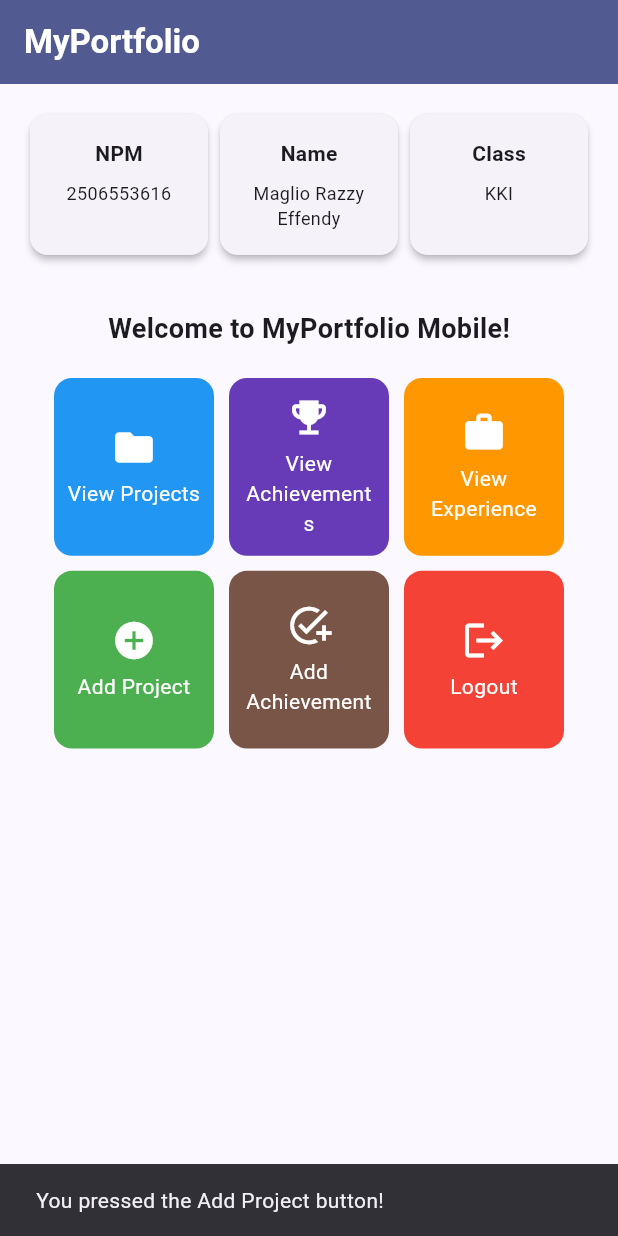
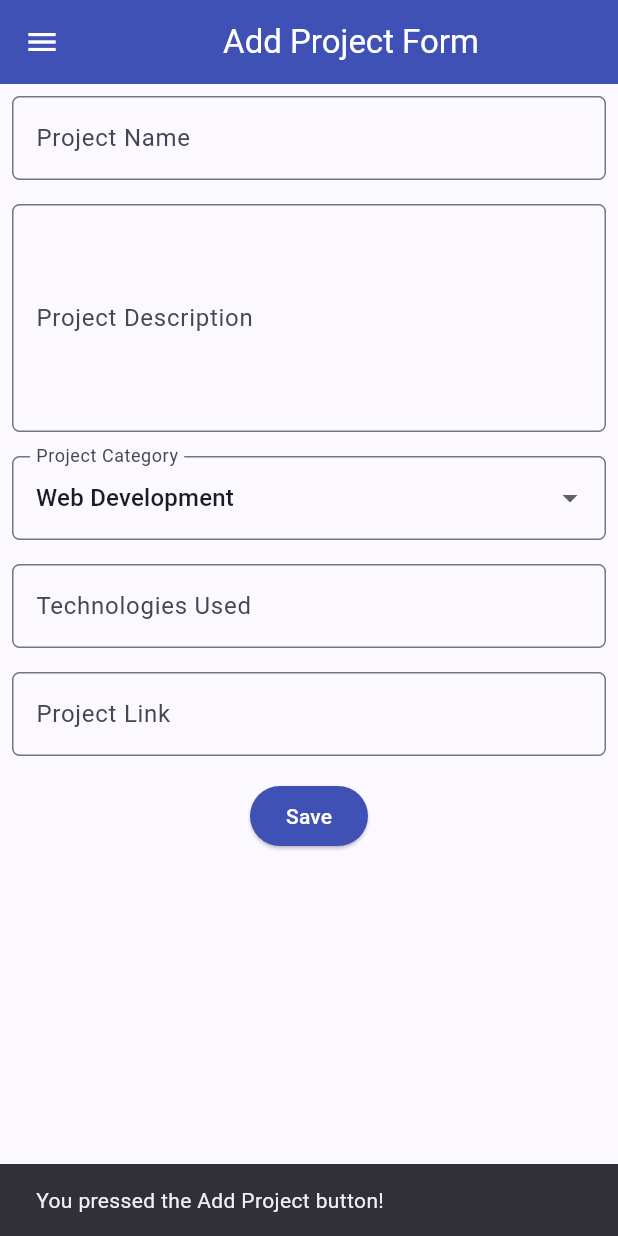
Before and after one commit to magliorazzy-svg/myportofolio_mobile, a Flutter app: the screen it shows after launch, after a tap on "Add Project", on a phone screen of 412 x 824 dp. Run offline on Flutter 3.47's test engine with Material 3 defaults, Android fonts, the phone set to English and light mode, and no system bars; our stand-ins replace material_ui.

Commit message:
Tutorial 09: Add drawer navigation, project form with validation, and refactor into screens and widgets

```diff
--- a/lib/main.dart
+++ b/lib/main.dart
@@ -1,5 +1,5 @@
-import 'package:flutter/material.dart';
-import 'package:myportofolio_mobile/menu.dart';
+import 'package:material_ui/material_ui.dart';
+import 'package:myportofolio_mobile/screens/menu.dart';
 
 void main() {
   runApp(const MyApp());
--- a/lib/menu.dart
+++ b/lib/screens/menu.dart
@@ -1,4 +1,6 @@
-import 'package:flutter/material.dart';
+import 'package:material_ui/material_ui.dart';
+import 'package:myportofolio_mobile/widgets/left_drawer.dart';
+import 'package:myportofolio_mobile/widgets/project_card.dart';
 
 class MyHomePage extends StatelessWidget {
   MyHomePage({super.key});
@@ -27,7 +29,9 @@ class MyHomePage extends StatelessWidget {
           style: TextStyle(color: Colors.white, fontWeight: FontWeight.bold),
         ),
         backgroundColor: Theme.of(context).colorScheme.primary,
+        iconTheme: const IconThemeData(color: Colors.white),
       ),
+      drawer: const LeftDrawer(),
       // The body scrolls so the 2-row grid never overflows a short screen.
       body: SingleChildScrollView(
         child: Padding(
@@ -133,43 +137,3 @@ class ItemHomepage {
 
   ItemHomepage(this.name, this.icon, this.color);
 }
-
-class ItemCard extends StatelessWidget {
-  final ItemHomepage item;
-
-  const ItemCard(this.item, {super.key});
-
-  @override
-  Widget build(BuildContext context) {
-    return Material(
-      color: item.color,
-      borderRadius: BorderRadius.circular(12),
-      child: InkWell(
-        onTap: () {
-          ScaffoldMessenger.of(context)
-            ..hideCurrentSnackBar()
-            ..showSnackBar(
-              SnackBar(content: Text("You pressed the ${item.name} button!")),
-            );
-        },
-        child: Container(
-          padding: const EdgeInsets.all(8),
-          child: Center(
-            child: Column(
-              mainAxisAlignment: MainAxisAlignment.center,
-              children: [
-                Icon(item.icon, color: Colors.white, size: 30.0),
-                const Padding(padding: EdgeInsets.all(3)),
-                Text(
-                  item.name,
-                  textAlign: TextAlign.center,
-                  style: const TextStyle(color: Colors.white),
-                ),
-              ],
-            ),
-          ),
-        ),
-      ),
-    );
-  }
-}
--- /dev/null
+++ b/lib/screens/project_form.dart
@@ -0,0 +1,218 @@
+import 'package:material_ui/material_ui.dart';
+import 'package:myportofolio_mobile/widgets/left_drawer.dart';
+
+/// Form for entering the details of a new portfolio project.
+class ProjectFormPage extends StatefulWidget {
+  const ProjectFormPage({super.key});
+
+  @override
+  State<ProjectFormPage> createState() => _ProjectFormPageState();
+}
+
+class _ProjectFormPageState extends State<ProjectFormPage> {
+  // Gives access to the form's state (validate, reset).
+  final _formKey = GlobalKey<FormState>();
+
+  // Values typed by the user, updated on every change.
+  String _projectName = "";
+  String _description = "";
+  String _category = "Web Development"; // default
+  String _technologies = "";
+  String _projectLink = "";
+
+  final List<String> _categories = [
+    'Web Development',
+    'Mobile Development',
+    'Machine Learning',
+    'Data Science',
+    'Other',
+  ];
+
+  @override
+  Widget build(BuildContext context) {
+    return Scaffold(
+      appBar: AppBar(
+        title: const Center(child: Text('Add Project Form')),
+        backgroundColor: Colors.indigo,
+        foregroundColor: Colors.white,
+      ),
+      drawer: const LeftDrawer(),
+      body: Form(
+        key: _formKey,
+        child: SingleChildScrollView(
+          child: Column(
+            crossAxisAlignment: CrossAxisAlignment.start,
+            children: [
+              // === Project Name ===
+              Padding(
+                padding: const EdgeInsets.all(8.0),
+                child: TextFormField(
+                  decoration: InputDecoration(
+                    hintText: "Project Name",
+                    labelText: "Project Name",
+                    border: OutlineInputBorder(
+                      borderRadius: BorderRadius.circular(5.0),
+                    ),
+                  ),
+                  onChanged: (String? value) {
+                    setState(() {
+                      _projectName = value!;
+                    });
+                  },
+                  validator: (String? value) {
+                    if (value == null || value.trim().isEmpty) {
+                      return "Enter a project name.";
+                    }
+                    return null;
+                  },
+                ),
+              ),
+
+              // === Description ===
+              Padding(
+                padding: const EdgeInsets.all(8.0),
+                child: TextFormField(
+                  maxLines: 5,
+                  decoration: InputDecoration(
+                    hintText: "Project Description",
+                    labelText: "Project Description",
+                    border: OutlineInputBorder(
+                      borderRadius: BorderRadius.circular(5.0),
+                    ),
+                  ),
+                  onChanged: (String? value) {
+                    setState(() {
+                      _description = value!;
+                    });
+                  },
+                  validator: (String? value) {
+                    if (value == null || value.trim().isEmpty) {
+                      return "Enter a project description.";
+                    }
+                    return null;
+                  },
+                ),
+              ),
+
+              // === Category ===
+              Padding(
+                padding: const EdgeInsets.all(8.0),
+                child: DropdownButtonFormField<String>(
+                  decoration: InputDecoration(
+                    labelText: "Project Category",
+                    border: OutlineInputBorder(
+                      borderRadius: BorderRadius.circular(5.0),
+                    ),
+                  ),
+                  initialValue: _category,
+                  items: _categories
+                      .map(
+                        (category) => DropdownMenuItem(
+                          value: category,
+                          child: Text(category),
+                        ),
+                      )
+                      .toList(),
+                  onChanged: (String? newValue) {
+                    setState(() {
+                      _category = newValue!;
+                    });
+                  },
+                ),
+              ),
+
+              // === Technologies ===
+              Padding(
+                padding: const EdgeInsets.all(8.0),
+                child: TextFormField(
+                  decoration: InputDecoration(
+                    hintText: "Example: Flutter, Django, Figma",
+                    labelText: "Technologies Used",
+                    border: OutlineInputBorder(
+                      borderRadius: BorderRadius.circular(5.0),
+                    ),
+                  ),
+                  onChanged: (String? value) {
+                    setState(() {
+                      _technologies = value!;
+                    });
+                  },
+                ),
+              ),
+
+              // === Project Link ===
+              Padding(
+                padding: const EdgeInsets.all(8.0),
+                child: TextFormField(
+                  decoration: InputDecoration(
+                    hintText: "Project URL (optional)",
+                    labelText: "Project Link",
+                    border: OutlineInputBorder(
+                      borderRadius: BorderRadius.circular(5.0),
+                    ),
+                  ),
+                  onChanged: (String? value) {
+                    setState(() {
+                      _projectLink = value!;
+                    });
+                  },
+                ),
+              ),
+
+              // === Save Button ===
+              Align(
+                alignment: Alignment.bottomCenter,
+                child: Padding(
+                  padding: const EdgeInsets.all(8.0),
+                  child: ElevatedButton(
+                    style: ButtonStyle(
+                      backgroundColor: WidgetStateProperty.all(Colors.indigo),
+                    ),
+                    onPressed: () {
+                      // Runs every field's validator; only continue if all pass.
+                      if (_formKey.currentState!.validate()) {
+                        showDialog(
+                          context: context,
+                          builder: (context) {
+                            return AlertDialog(
+                              title: const Text('Project added successfully!'),
+                              content: SingleChildScrollView(
+                                child: Column(
+                                  crossAxisAlignment: CrossAxisAlignment.start,
+                                  children: [
+                                    Text('Project Name: $_projectName'),
+                                    Text('Description: $_description'),
+                                    Text('Category: $_category'),
+                                    Text('Technologies: $_technologies'),
+                                    Text('Link: $_projectLink'),
+                                  ],
+                                ),
+                              ),
+                              actions: [
+                                TextButton(
+                                  child: const Text('OK'),
+                                  onPressed: () {
+                                    Navigator.pop(context);
+                                    _formKey.currentState!.reset();
+                                  },
+                                ),
+                              ],
+                            );
+                          },
+                        );
+                      }
+                    },
+                    child: const Text(
+                      "Save",
+                      style: TextStyle(color: Colors.white),
+                    ),
+                  ),
+                ),
+              ),
+            ],
+          ),
+        ),
+      ),
+    );
+  }
+}
--- /dev/null
+++ b/lib/widgets/left_drawer.dart
@@ -0,0 +1,68 @@
+import 'package:material_ui/material_ui.dart';
+import 'package:myportofolio_mobile/screens/menu.dart';
+import 'package:myportofolio_mobile/screens/project_form.dart';
+
+/// Drawer menu that opens from the left and links the app's main screens.
+class LeftDrawer extends StatelessWidget {
+  const LeftDrawer({super.key});
+
+  @override
+  Widget build(BuildContext context) {
+    return Drawer(
+      child: ListView(
+        children: [
+          const DrawerHeader(
+            decoration: BoxDecoration(color: Colors.indigo),
+            child: Column(
+              crossAxisAlignment: CrossAxisAlignment.start,
+              children: [
+                Text(
+                  'My Portfolio',
+                  maxLines: 1,
+                  overflow: TextOverflow.ellipsis,
+                  style: TextStyle(
+                    fontSize: 30,
+                    fontWeight: FontWeight.bold,
+                    color: Colors.white,
+                  ),
+                ),
+                SizedBox(height: 10),
+                Text(
+                  'Explore personal projects and experiences!',
+                  maxLines: 2,
+                  overflow: TextOverflow.ellipsis,
+                  style: TextStyle(fontSize: 15, color: Colors.white),
+                ),
+              ],
+            ),
+          ),
+          ListTile(
+            leading: const Icon(Icons.home_outlined),
+            title: const Text('Home'),
+            // Navigate to the portfolio home screen. pushReplacement swaps the
+            // current screen instead of stacking a new one on top of it.
+            onTap: () {
+              Navigator.pushReplacement(
+                context,
+                MaterialPageRoute(builder: (context) => MyHomePage()),
+              );
+            },
+          ),
+          ListTile(
+            leading: const Icon(Icons.add_circle_outline),
+            title: const Text('Add Project'),
+            // Navigate to the Add Project screen.
+            onTap: () {
+              Navigator.pushReplacement(
+                context,
+                MaterialPageRoute(
+                  builder: (context) => const ProjectFormPage(),
+                ),
+              );
+            },
+          ),
+        ],
+      ),
+    );
+  }
+}
--- /dev/null
+++ b/lib/widgets/project_card.dart
@@ -0,0 +1,55 @@
+import 'package:material_ui/material_ui.dart';
+import 'package:myportofolio_mobile/screens/menu.dart';
+import 'package:myportofolio_mobile/screens/project_form.dart';
+
+/// One tappable card of the home screen's action grid.
+class ItemCard extends StatelessWidget {
+  final ItemHomepage item;
+
+  const ItemCard(this.item, {super.key});
+
+  @override
+  Widget build(BuildContext context) {
+    return Material(
+      color: item.color,
+      borderRadius: BorderRadius.circular(12),
+      child: InkWell(
+        // Handle card taps
+        onTap: () {
+          // Show a SnackBar when the card is tapped
+          ScaffoldMessenger.of(context)
+            ..hideCurrentSnackBar()
+            ..showSnackBar(
+              SnackBar(content: Text("You pressed the ${item.name} button!")),
+            );
+
+          // Navigate to the appropriate screen. push() keeps the home screen
+          // underneath, so the Back button returns to it.
+          if (item.name == "Add Project") {
+            Navigator.push(
+              context,
+              MaterialPageRoute(builder: (context) => const ProjectFormPage()),
+            );
+          }
+        },
+        child: Container(
+          padding: const EdgeInsets.all(8),
+          child: Center(
+            child: Column(
+              mainAxisAlignment: MainAxisAlignment.center,
+              children: [
+                Icon(item.icon, color: Colors.white, size: 30.0),
+                const Padding(padding: EdgeInsets.all(3)),
+                Text(
+                  item.name,
+                  textAlign: TextAlign.center,
+                  style: const TextStyle(color: Colors.white),
+                ),
+              ],
+            ),
+          ),
+        ),
+      ),
+    );
+  }
+}
--- a/pubspec.yaml
+++ b/pubspec.yaml
@@ -34,6 +34,7 @@ dependencies:
   # The following adds the Cupertino Icons font to your application.
   # Use with the CupertinoIcons class for iOS style icons.
   cupertino_icons: ^1.0.8
+  material_ui: ^1.11.1
 
 dev_dependencies:
   flutter_test:
```
Also changed, not shown: pubspec.lock, 1 other file.
